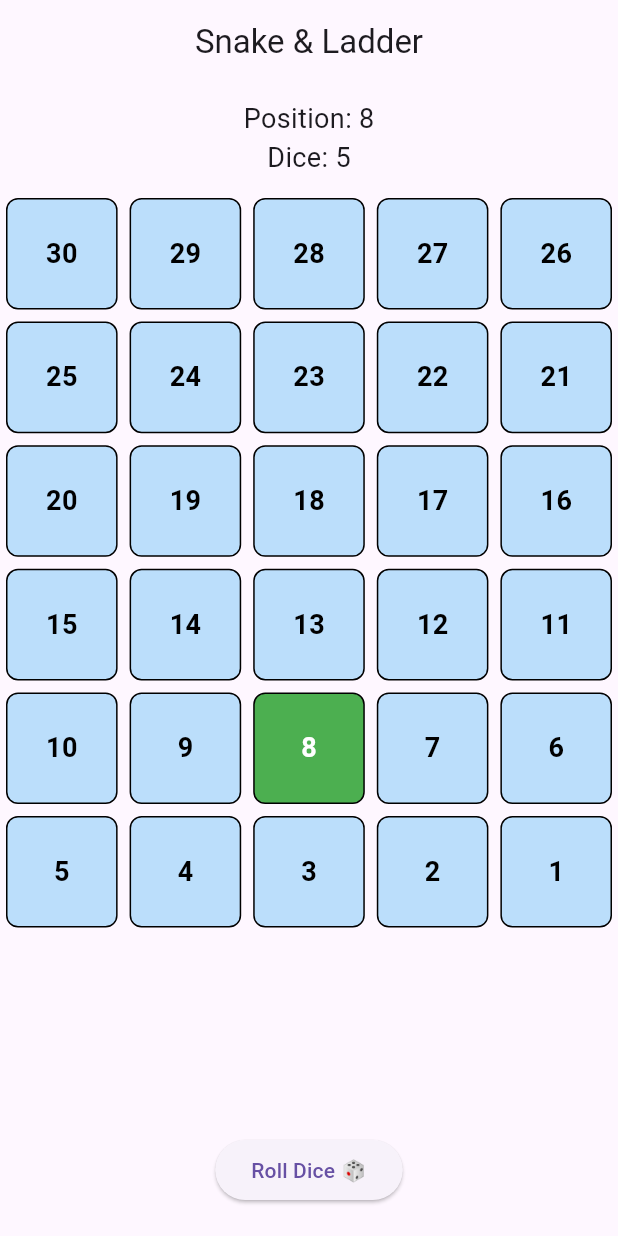
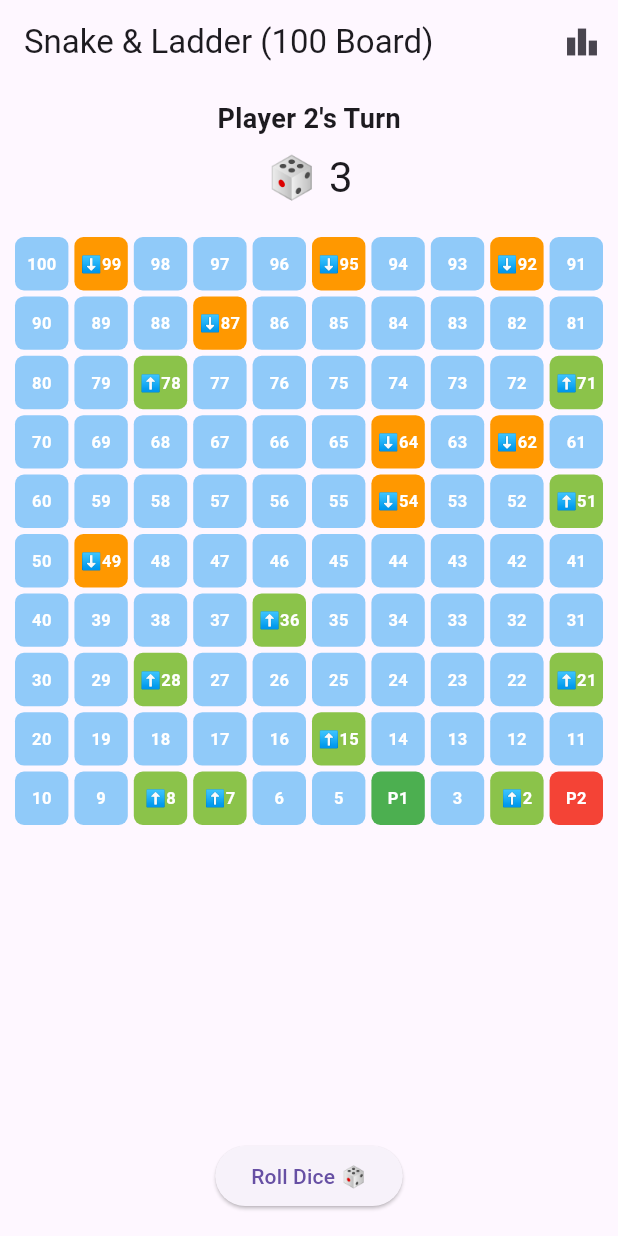
Before and after one commit to naman0867/snake_ladder_game_flutter, a Flutter app: the GameScreen screen opened directly, after a tap on "Roll Dice 🎲", on a phone screen of 412 x 824 dp. Run offline on Flutter 3.47's test engine with Material 3 defaults, Android fonts, the phone set to English and light mode, and no system bars; our stand-ins replace firebase_auth, firebase_core; accounts and stored records are empty.

Commit message:
Project Completed Successfully

```diff
--- a/lib/game/game_screen.dart
+++ b/lib/game/game_screen.dart
@@ -1,158 +1,244 @@
 import 'dart:math';
 import 'package:flutter/material.dart';
-import 'package:cloud_firestore/cloud_firestore.dart';
-import 'package:firebase_auth/firebase_auth.dart';
 import '../leaderboard/leaderboard_screen.dart';
 
 class GameScreen extends StatefulWidget {
-  GameScreen({Key? key}) : super(key: key);
+  const GameScreen({super.key});
 
   @override
   State<GameScreen> createState() => _GameScreenState();
 }
 
 class _GameScreenState extends State<GameScreen> {
-  int playerPosition = 0;
-  int diceValue = 1;
-  int moves = 0;
-  bool gameOver = false;
+  int dice = 1;
+  int currentPlayer = 1;
+  int p1Pos = 1;
+  int p2Pos = 1;
+  bool isRolling = false;
 
-  final Random random = Random();
+  final Random _random = Random();
 
-  // Snakes & Ladders mapping
-  final Map<int, int> snakesAndLadders = {
-    3: 22,
-    5: 8,
-    11: 26,
-    20: 29,
-    27: 1,
-    21: 9,
-    17: 4,
-    19: 7,
+  // 🐍 Snakes
+  final Map<int, int> snakes = {
+    99: 54,
+    95: 75,
+    92: 88,
+    87: 24,
+    64: 60,
+    62: 19,
+    54: 34,
+    49: 11,
   };
 
-  void rollDice() async {
-    if (gameOver) return;
+  // 🪜 Ladders
+  final Map<int, int> ladders = {
+    2: 38,
+    7: 14,
+    8: 31,
+    15: 26,
+    21: 42,
+    28: 84,
+    36: 44,
+    51: 67,
+    71: 91,
+    78: 98,
+  };
 
+  // 🎲 Dice roll with animation
+  Future<void> rollDice() async {
+    if (isRolling) return;
+
+    setState(() => isRolling = true);
+
+    for (int i = 0; i < 10; i++) {
+      await Future.delayed(const Duration(milliseconds: 80));
       setState(() {
-      diceValue = random.nextInt(6) + 1;
-      moves++;
+        dice = _random.nextInt(6) + 1;
       });
+    }
 
-    int nextPos = playerPosition + diceValue;
+    int newPos =
+        (currentPlayer == 1 ? p1Pos : p2Pos) + dice;
 
-    if (nextPos <= 30) {
-      await Future.delayed(const Duration(milliseconds: 300));
+    if (newPos > 100) {
+      setState(() {
+        currentPlayer = currentPlayer == 1 ? 2 : 1;
+        isRolling = false;
+      });
+      return;
+    }
 
-      if (snakesAndLadders.containsKey(nextPos)) {
-        nextPos = snakesAndLadders[nextPos]!;
+    if (ladders.containsKey(newPos)) {
+      newPos = ladders[newPos]!;
+    } else if (snakes.containsKey(newPos)) {
+      newPos = snakes[newPos]!;
     }
 
     setState(() {
-        playerPosition = nextPos;
-      });
-
-      if (playerPosition == 30) {
-        gameOver = true;
-        await saveScore();
-        showWinDialog();
+      if (currentPlayer == 1) {
+        p1Pos = newPos;
+        if (p1Pos == 100) {
+          _showWinDialog("Player 1");
+          return;
         }
+      } else {
+        p2Pos = newPos;
+        if (p2Pos == 100) {
+          _showWinDialog("Player 2");
+          return;
         }
       }
 
-  Future<void> saveScore() async {
-    final user = FirebaseAuth.instance.currentUser;
-    if (user == null) return;
-
-    await FirebaseFirestore.instance.collection('leaderboard').add({
-      'email': user.email,
-      'score': 100,
-      'time': moves,
-      'createdAt': FieldValue.serverTimestamp(),
+      currentPlayer = currentPlayer == 1 ? 2 : 1;
+      isRolling = false;
     });
   }
 
-  void showWinDialog() {
+  // 🏁 Win dialog
+  void _showWinDialog(String winner) {
     showDialog(
       context: context,
       barrierDismissible: false,
-      builder: (context) {
-        return AlertDialog(
-          title: const Text("🎉 You Win!"),
-          content: Text("Total moves: $moves"),
+      builder: (_) => AlertDialog(
+        title: const Text("🎉 Game Over"),
+        content: Text("$winner wins the game!"),
         actions: [
           TextButton(
             onPressed: () {
               Navigator.pop(context);
-                Navigator.pushReplacement(
+              resetGame();
+            },
+            child: const Text("Play Again"),
+          ),
+          TextButton(
+            onPressed: () async {
+              Navigator.pop(context);
+              await Navigator.push(
                 context,
                 MaterialPageRoute(
-                    builder: (context) => LeaderboardScreen(),
+                  builder: (_) => LeaderboardScreen(),
                 ),
               );
+              resetGame(); // ✅ critical fix
             },
-              child: const Text("View Leaderboard"),
+            child: const Text("Leaderboard"),
           ),
         ],
-        );
-      },
+      ),
     );
   }
 
-  Widget buildBoard() {
-    return GridView.builder(
-      itemCount: 30,
-      gridDelegate: const SliverGridDelegateWithFixedCrossAxisCount(
-        crossAxisCount: 5,
-      ),
-      itemBuilder: (context, index) {
-        int cellNumber = 30 - index;
-        bool isPlayerHere = cellNumber == playerPosition;
+  // 🔄 Reset game state
+  void resetGame() {
+    setState(() {
+      p1Pos = 1;
+      p2Pos = 1;
+      dice = 1;
+      currentPlayer = 1;
+      isRolling = false;
+    });
+  }
 
-        return Container(
-          margin: const EdgeInsets.all(4),
-          decoration: BoxDecoration(
-            color: isPlayerHere ? Colors.green : Colors.blue.shade100,
-            borderRadius: BorderRadius.circular(8),
-            border: Border.all(color: Colors.black),
-          ),
-          child: Center(
-            child: Text(
-              cellNumber.toString(),
-              style: TextStyle(
-                fontSize: 18,
-                fontWeight: FontWeight.bold,
-                color: isPlayerHere ? Colors.white : Colors.black,
-              ),
-            ),
-          ),
-        );
-      },
-    );
+  // 🎨 Tile color logic
+  Color tileColor(int number) {
+    if (number == p1Pos && number == p2Pos) return Colors.purple;
+    if (number == p1Pos) return Colors.green;
+    if (number == p2Pos) return Colors.red;
+    if (ladders.containsKey(number)) return Colors.lightGreen;
+    if (snakes.containsKey(number)) return Colors.orange;
+    return Colors.blue.shade200;
+  }
+
+  // 🧾 Tile label
+  String tileText(int number) {
+    if (number == p1Pos && number == p2Pos) return "P1&P2";
+    if (number == p1Pos) return "P1";
+    if (number == p2Pos) return "P2";
+    if (ladders.containsKey(number)) return "⬆$number";
+    if (snakes.containsKey(number)) return "⬇$number";
+    return number.toString();
   }
 
   @override
   Widget build(BuildContext context) {
     return Scaffold(
       appBar: AppBar(
-        title: const Text("Snake & Ladder"),
-        centerTitle: true,
+        title: const Text("Snake & Ladder (100 Board)"),
+        actions: [
+          IconButton(
+            icon: const Icon(Icons.leaderboard),
+            onPressed: () async {
+              await Navigator.push(
+                context,
+                MaterialPageRoute(
+                  builder: (_) => LeaderboardScreen(),
+                ),
+              );
+              resetGame(); // ✅ fixes roll issue
+            },
+          )
+        ],
       ),
       body: Column(
         children: [
           const SizedBox(height: 10),
-          Text("Position: $playerPosition",
-              style: const TextStyle(fontSize: 18)),
-          Text("Dice: $diceValue",
-              style: const TextStyle(fontSize: 18)),
+          Text(
+            "Player $currentPlayer's Turn",
+            style: const TextStyle(fontSize: 18, fontWeight: FontWeight.bold),
+          ),
+          const SizedBox(height: 6),
+
+          AnimatedSwitcher(
+            duration: const Duration(milliseconds: 300),
+            transitionBuilder: (child, animation) =>
+                ScaleTransition(scale: animation, child: child),
+            child: Text(
+              "🎲 $dice",
+              key: ValueKey(dice),
+              style: const TextStyle(fontSize: 28),
+            ),
+          ),
+
           const SizedBox(height: 10),
-          Expanded(child: buildBoard()),
-          const SizedBox(height: 10),
-          ElevatedButton(
-            onPressed: rollDice,
+
+          Expanded(
+            child: GridView.builder(
+              padding: const EdgeInsets.all(10),
+              itemCount: 100,
+              gridDelegate: const SliverGridDelegateWithFixedCrossAxisCount(
+                crossAxisCount: 10,
+                crossAxisSpacing: 4,
+                mainAxisSpacing: 4,
+              ),
+              itemBuilder: (_, index) {
+                int number = 100 - index;
+                return Container(
+                  decoration: BoxDecoration(
+                    color: tileColor(number),
+                    borderRadius: BorderRadius.circular(6),
+                  ),
+                  child: Center(
+                    child: Text(
+                      tileText(number),
+                      style: const TextStyle(
+                        fontSize: 11,
+                        color: Colors.white,
+                        fontWeight: FontWeight.bold,
+                      ),
+                    ),
+                  ),
+                );
+              },
+            ),
+          ),
+
+          Padding(
+            padding: const EdgeInsets.symmetric(vertical: 16),
+            child: ElevatedButton(
+              onPressed: isRolling ? null : rollDice,
               child: const Text("Roll Dice 🎲"),
             ),
-          const SizedBox(height: 20),
+          ),
         ],
       ),
     );
```
Also changed, not shown: lib/leaderboard/leaderboard_screen.dart (+20 -35 lines). Lines whose indentation alone changed are shown as unchanged.
